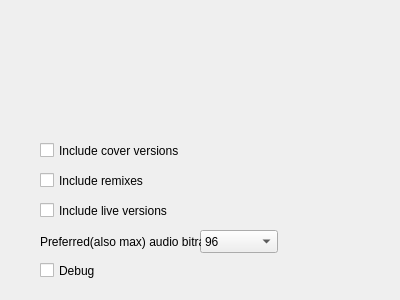
The window that youtube/content/contents/code/config.ui (tomahawk-player/tomahawk-resolvers) describes before a commit, drawn with Qt 5.
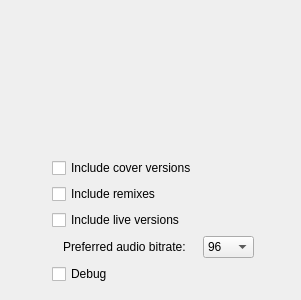
The same window after the commit. Icons and pictures are not drawn.

Commit message: [youtube] Reworked config.ui. Default bitrate set to 192kbps.

The edit to the form file:
```diff
--- a/youtube/content/contents/code/config.ui
+++ b/youtube/content/contents/code/config.ui
@@ -6,28 +6,55 @@
    <rect>
     <x>0</x>
     <y>0</y>
-    <width>400</width>
+    <width>301</width>
     <height>300</height>
    </rect>
   </property>
   <property name="minimumSize">
    <size>
-    <width>400</width>
+    <width>300</width>
     <height>300</height>
    </size>
   </property>
   <property name="windowTitle">
    <string>Form</string>
   </property>
+  <layout class="QVBoxLayout" name="verticalLayout_3">
+   <item>
+    <widget class="QLabel" name="header_image">
+     <property name="sizePolicy">
+      <sizepolicy hsizetype="Preferred" vsizetype="Preferred">
+       <horstretch>0</horstretch>
+       <verstretch>0</verstretch>
+      </sizepolicy>
+     </property>
+     <property name="pixmap">
+      <pixmap>youtube.png</pixmap>
+     </property>
+     <property name="scaledContents">
+      <bool>false</bool>
+     </property>
+     <property name="alignment">
+      <set>Qt::AlignCenter</set>
+     </property>
+    </widget>
+   </item>
+   <item>
+    <layout class="QFormLayout" name="formLayout">
+     <property name="sizeConstraint">
+      <enum>QLayout::SetMinimumSize</enum>
+     </property>
+     <property name="fieldGrowthPolicy">
+      <enum>QFormLayout::FieldsStayAtSizeHint</enum>
+     </property>
+     <property name="labelAlignment">
+      <set>Qt::AlignCenter</set>
+     </property>
+     <property name="formAlignment">
+      <set>Qt::AlignCenter</set>
+     </property>
+     <item row="0" column="0">
   <widget class="QCheckBox" name="covers">
-   <property name="geometry">
-    <rect>
-     <x>40</x>
-     <y>140</y>
-     <width>181</width>
-     <height>21</height>
-    </rect>
-   </property>
    <property name="toolTip">
     <string>Check this if you want to include cover versions.</string>
    </property>
@@ -35,15 +62,9 @@
     <string>Include cover versions</string>
    </property>
   </widget>
+     </item>
+     <item row="1" column="0">
   <widget class="QCheckBox" name="remixes">
-   <property name="geometry">
-    <rect>
-     <x>40</x>
-     <y>170</y>
-     <width>181</width>
-     <height>21</height>
-    </rect>
-   </property>
    <property name="toolTip">
     <string>Check this if you want to include remixes.</string>
    </property>
@@ -54,15 +75,9 @@
     <bool>false</bool>
    </property>
   </widget>
+     </item>
+     <item row="2" column="0">
   <widget class="QCheckBox" name="live">
-   <property name="geometry">
-    <rect>
-     <x>40</x>
-     <y>200</y>
-     <width>181</width>
-     <height>21</height>
-    </rect>
-   </property>
    <property name="toolTip">
     <string>Check this if you want to include live versions.</string>
    </property>
@@ -70,28 +85,16 @@
     <string>Include live versions</string>
    </property>
   </widget>
-  <widget class="QLabel" name="youtube">
-   <property name="geometry">
-    <rect>
-     <x>100</x>
-     <y>20</y>
-     <width>200</width>
-     <height>73</height>
-    </rect>
-   </property>
-   <property name="pixmap">
-    <pixmap>youtube.png</pixmap>
-   </property>
-  </widget>
+     </item>
+     <item row="3" column="0">
+      <widget class="QLabel" name="label">
+       <property name="text">
+        <string>Preferred audio bitrate:</string>
+       </property>
+      </widget>
+     </item>
+     <item row="3" column="1">
   <widget class="QComboBox" name="qualityDropdown">
-   <property name="geometry">
-    <rect>
-     <x>200</x>
-     <y>230</y>
-     <width>78</width>
-     <height>23</height>
-    </rect>
-   </property>
    <property name="toolTip">
     <string>Choose your preferred(and also max) audio bitrate setting</string>
    </property>
@@ -129,28 +132,9 @@
     </property>
    </item>
   </widget>
-  <widget class="QLabel" name="label">
-   <property name="geometry">
-    <rect>
-     <x>40</x>
-     <y>230</y>
-     <width>161</width>
-     <height>23</height>
-    </rect>
-   </property>
-   <property name="text">
-    <string>Preferred(also max) audio bitrate:</string>
-   </property>
-  </widget>
+     </item>
+     <item row="4" column="0">
   <widget class="QCheckBox" name="debug">
-   <property name="geometry">
-    <rect>
-     <x>40</x>
-     <y>260</y>
-     <width>181</width>
-     <height>21</height>
-    </rect>
-   </property>
    <property name="toolTip">
     <string>Check this to add verbose debug output.</string>
    </property>
@@ -158,6 +142,10 @@
     <string>Debug</string>
    </property>
   </widget>
+     </item>
+    </layout>
+   </item>
+  </layout>
  </widget>
  <resources/>
  <connections/>
```
Lines whose indentation alone changed are shown as unchanged. The commit also changes 1 other file.
